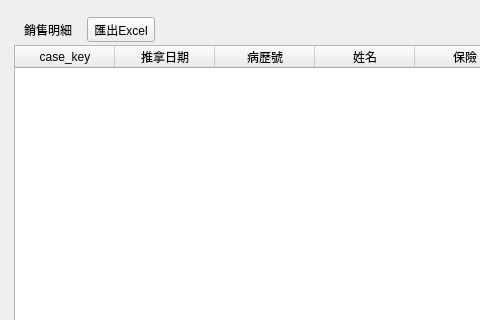
Qt form ui/statistics_massager_list.ui (picacat/pymedical) before a commit; both pictures show x 0 to 480 and y 0 to 320 of the 1114 by 865 pixel window.
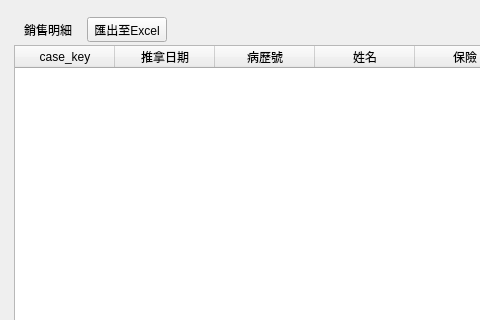
The same form after that commit. Icons and pictures are not drawn.

Diff of the .ui file:
```diff
--- a/ui/statistics_massager_list.ui
+++ b/ui/statistics_massager_list.ui
@@ -59,7 +59,7 @@
               <item>
                <widget class="QToolButton" name="toolButton_export_to_excel">
                 <property name="text">
-                 <string>匯出Excel</string>
+                 <string>匯出至Excel</string>
                 </property>
                 <property name="icon">
                  <iconset>
```
